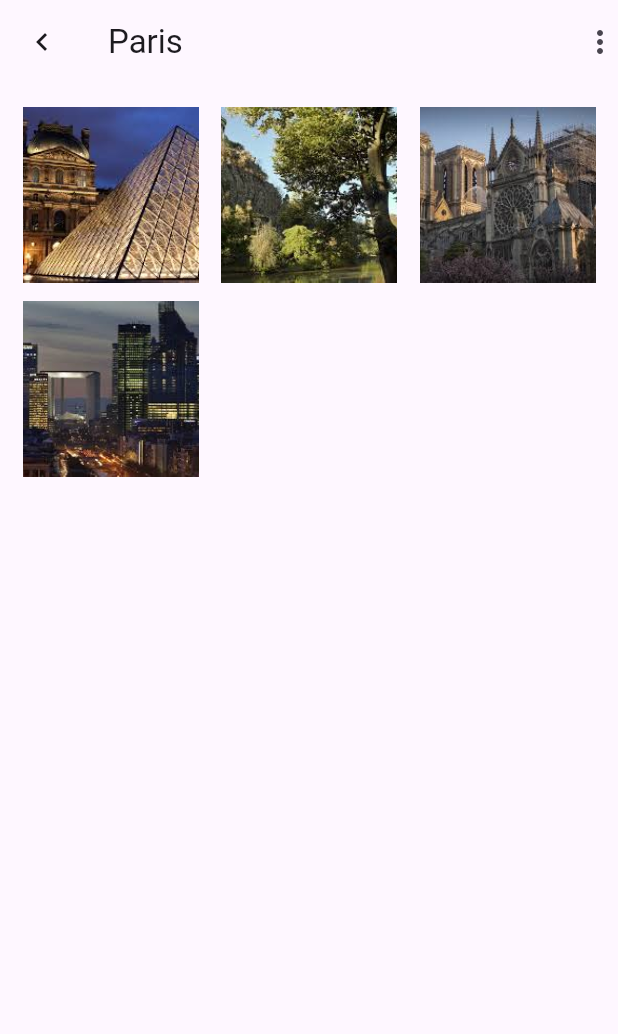
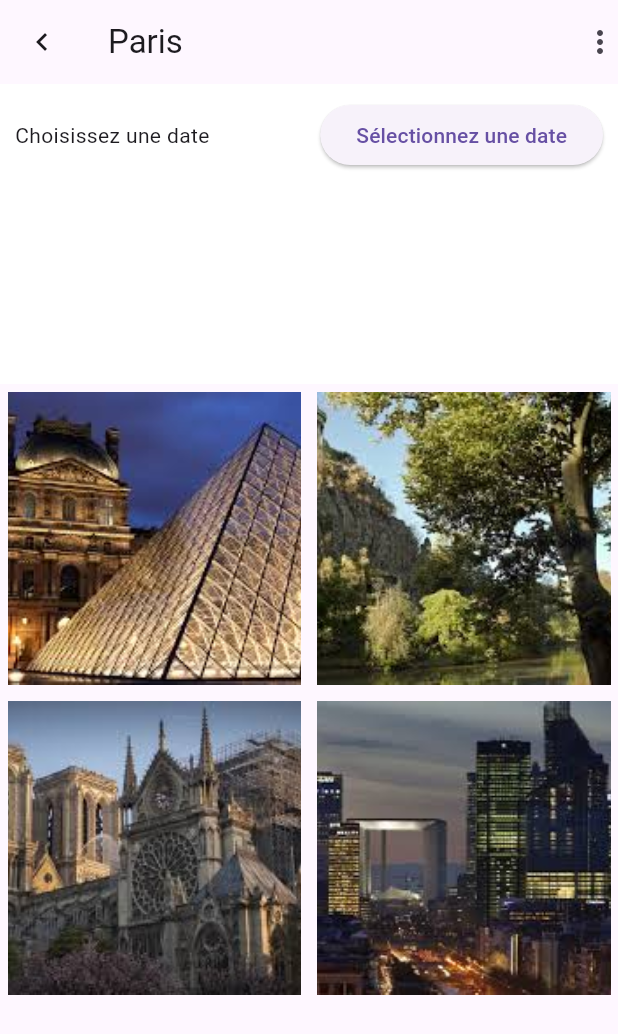
Before and after one commit to Wormav/Flutter_training, a Flutter app: the screen it shows after launch, on a phone screen of 412 x 824 dp. Shown: the top 1034 px of the screen. Run offline on Flutter 3.47's test engine with Material 3 defaults, Android fonts, the phone set to English and light mode, and no system bars.

Commit message:
add trip model and add date picker for selection date of the trip

```diff
--- /dev/null
+++ b/lib/models/trip.model.dart
@@ -0,0 +1,6 @@
+class Trip {
+  String city;
+  List<String> activities;
+  DateTime date;
+  Trip({required this.city, required this.activities, required this.date});
+}
--- a/lib/views/city/city.dart
+++ b/lib/views/city/city.dart
@@ -1,6 +1,7 @@
 import 'package:flutter/material.dart';
 import '../../data/data.dart' as data;
 import '../../models/activity.model.dart';
+import '../../models/trip.model.dart';
 import 'widgets/activity_card.dart';
 
 class City extends StatefulWidget {
@@ -12,6 +13,23 @@ class City extends StatefulWidget {
 }
 
 class _CityState extends State<City> {
+  Trip mytrip = Trip(activities: [], city: 'Paris', date: DateTime.now());
+
+  void setDate() {
+    showDatePicker(
+      context: context,
+      initialDate: DateTime.now().add(const Duration(days: 1)),
+      firstDate: DateTime.now(),
+      lastDate: DateTime(2025),
+    ).then((newDate) {
+      if (newDate != null) {
+        setState(() {
+          mytrip.date = newDate;
+        });
+      }
+    });
+  }
+
   @override
   Widget build(BuildContext context) {
     return Scaffold(
@@ -22,16 +40,39 @@ class _CityState extends State<City> {
           Icon(Icons.more_vert),
         ],
       ),
-      body: Container(
-        padding: const EdgeInsets.all(10),
-        child: GridView.extent(
-          maxCrossAxisExtent: 150,
-          mainAxisSpacing: 2,
-          crossAxisSpacing: 5,
-          children: widget.activities
-              .map((activity) => ActivityCard(activity: activity))
-              .toList(),
-        ),
+      body: Column(
+        children: [
+          Container(
+            padding: const EdgeInsets.all(10),
+            height: 200,
+            color: Colors.white,
+            child: Column(
+              children: <Widget>[
+                Row(
+                  children: <Widget>[
+                    const Expanded(
+                      child: Text('Choisissez une date'),
+                    ),
+                    ElevatedButton(
+                      onPressed: setDate,
+                      child: const Text('Sélectionnez une date'),
+                    )
+                  ],
+                )
+              ],
+            ),
+          ),
+          Expanded(
+            child: GridView.count(
+              crossAxisCount: 2,
+              mainAxisSpacing: 1,
+              crossAxisSpacing: 1,
+              children: widget.activities
+                  .map((activity) => ActivityCard(activity: activity))
+                  .toList(),
+            ),
+          )
+        ],
       ),
     );
   }
--- a/pubspec.yaml
+++ b/pubspec.yaml
@@ -34,6 +34,7 @@ dependencies:
   # The following adds the Cupertino Icons font to your application.
   # Use with the CupertinoIcons class for iOS style icons.
   cupertino_icons: ^1.0.2
+  intl: ^0.19.0
 
 dev_dependencies:
   flutter_test:
```
Also changed, not shown: pubspec.lock.
